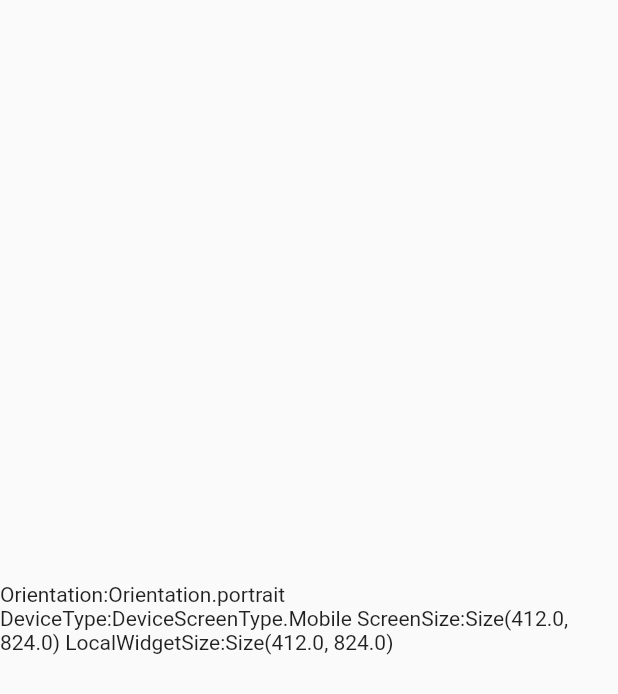
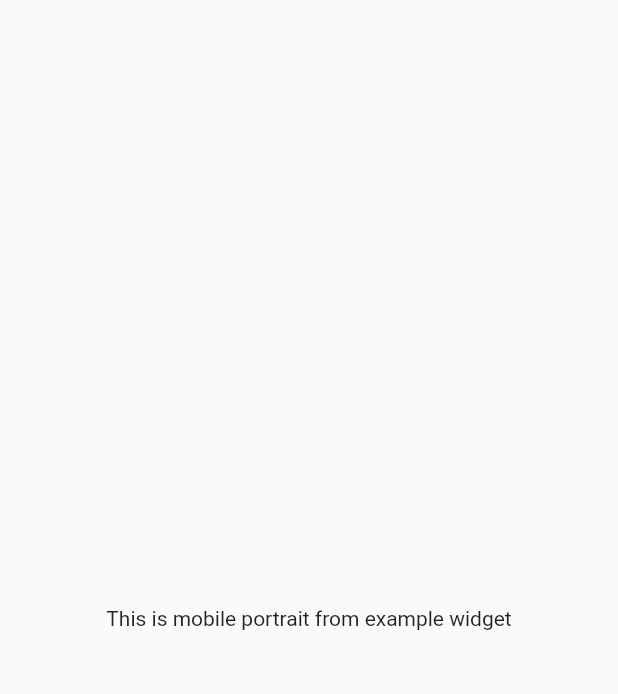
Before and after one commit to aashir-khan/word_branches, a Flutter app: the screen it shows after launch, on a phone screen of 412 x 824 dp. Shown: the top 694 px of the screen. Run offline on Flutter 3.47's test engine with Material 2 defaults, Android fonts, the phone set to English and light mode, and no system bars; our stand-ins replace device_preview, get_it.

Commit message:
* Added path_provider_fde package to be able to view desktop simulated devices * Added orientation_layout and screen_type_layout widget builders for advancing in goal of having responsive architecture * Removed orientation property from sizing_information * Switched to using `shortestSide` instead of `width` and `height` to determine screen device screen_type_layout * Added in dummy responsive home view and dummy responsive example widget

```diff
--- a/lib/main.dart
+++ b/lib/main.dart
@@ -5,7 +5,7 @@ import 'core/services/navigation_service.dart';
 import 'lifecycle_manager.dart';
 import 'locator.dart';
 import 'ui/router.dart' as router;
-import 'ui/views/home_view.dart';
+import 'ui/views/home/home_view.dart';
 
 void main() {
   setupLocator();
--- /dev/null
+++ b/lib/responsive/orientation_layout.dart
@@ -0,0 +1,21 @@
+import 'package:flutter/material.dart';
+
+class OrientationLayout extends StatelessWidget {
+  final Widget landscape;
+  final Widget portrait;
+  const OrientationLayout({
+    Key key,
+    this.landscape,
+    this.portrait,
+  }) : super(key: key);
+
+  @override
+  Widget build(BuildContext context) {
+    var orientation = MediaQuery.of(context).orientation;
+    if (orientation == Orientation.landscape) {
+      return landscape ?? portrait;
+    }
+
+    return portrait;
+  }
+}
--- a/lib/ui/widgets/base_responsive_widget.dart
+++ b/lib/responsive/responsive_builder.dart
@@ -1,20 +1,19 @@
-import '../../utils/ui_utils.dart';
+import '../utils/ui_utils.dart';
 import 'package:flutter/material.dart';
 
-import '../sizing_information.dart';
+import 'sizing_information.dart';
 
-class BaseResponsiveWidget extends StatelessWidget {
+class ResponsiveBuilder extends StatelessWidget {
   final Widget Function(
       BuildContext context, SizingInformation sizingInformation) builder;
-  const BaseResponsiveWidget({Key key, this.builder}) : super(key: key);
+  const ResponsiveBuilder({Key key, this.builder}) : super(key: key);
 
   Widget build(BuildContext context) {
     var mediaQuery = MediaQuery.of(context);
 
     return LayoutBuilder(builder: (context, boxSizing) {
       var sizingInformation = SizingInformation(
-        orientation: mediaQuery.orientation,
-        deviceType: getDeviceType(mediaQuery),
+        deviceScreenType: getDeviceType(mediaQuery),
         screenSize: mediaQuery.size,
         localWidgetSize: Size(boxSizing.maxWidth, boxSizing.maxHeight),
       );
--- /dev/null
+++ b/lib/responsive/screen_type_layout.dart
@@ -0,0 +1,37 @@
+import '../core/enums/device_screen_type.dart';
+import 'package:flutter/material.dart';
+
+import 'responsive_builder.dart';
+
+class ScreenTypeLayout extends StatelessWidget {
+  final Widget mobile;
+  final Widget tablet;
+  final Widget desktop;
+  const ScreenTypeLayout({
+    Key key,
+    this.mobile,
+    this.tablet,
+    this.desktop,
+  }) : super(key: key);
+
+  @override
+  Widget build(BuildContext context) {
+    return ResponsiveBuilder(
+      builder: (context, sizingInformation) {
+        if (sizingInformation.deviceScreenType == DeviceScreenType.Tablet) {
+          if (tablet != null) {
+            return tablet;
+          }
+        }
+
+        if (sizingInformation.deviceScreenType == DeviceScreenType.Desktop) {
+          if (desktop != null) {
+            return desktop;
+          }
+        }
+
+        return mobile;
+      },
+    );
+  }
+}
--- a/lib/ui/sizing_information.dart
+++ b/lib/responsive/sizing_information.dart
@@ -2,20 +2,18 @@ import '../core/enums/device_screen_type.dart';
 import 'package:flutter/widgets.dart';
 
 class SizingInformation {
-  final Orientation orientation;
-  final DeviceScreenType deviceType;
+  final DeviceScreenType deviceScreenType;
   final Size screenSize;
   final Size localWidgetSize;
 
   SizingInformation({
-    this.orientation,
-    this.deviceType,
+    this.deviceScreenType,
     this.screenSize,
     this.localWidgetSize,
   });
 
   @override
   String toString() {
-    return 'Orientation:$orientation DeviceType:$deviceType ScreenSize:$screenSize LocalWidgetSize:$localWidgetSize';
+    return 'DeviceScreenType:$deviceScreenType ScreenSize:$screenSize LocalWidgetSize:$localWidgetSize';
   }
 }
--- a/lib/ui/router.dart
+++ b/lib/ui/router.dart
@@ -1,7 +1,7 @@
 import 'package:flutter/material.dart';
 
 import '../core/constants/routes_path.dart' as routes;
-import 'views/home_view.dart';
+import 'views/home/home_view.dart';
 
 Route<dynamic> generateRoute(RouteSettings settings) {
   switch (settings.name) {
--- /dev/null
+++ b/lib/ui/views/home/home_view.dart
@@ -0,0 +1,21 @@
+import '../../../responsive/orientation_layout.dart';
+import '../../../responsive/screen_type_layout.dart';
+import 'package:flutter/material.dart';
+
+import 'home_view_mobile.dart';
+import 'home_view_tablet.dart';
+
+class HomeView extends StatelessWidget {
+  HomeView({Key key}) : super(key: key);
+
+  @override
+  Widget build(BuildContext context) {
+    return ScreenTypeLayout(
+      mobile: OrientationLayout(
+        portrait: HomeMobilePortrait(),
+        landscape: HomeMobileLandscape(),
+      ),
+      tablet: HomeViewTablet(),
+    );
+  }
+}
--- /dev/null
+++ b/lib/ui/views/home/home_view_mobile.dart
@@ -0,0 +1,24 @@
+import '../../widgets/example/example_mobile.dart';
+
+/// Contains the widgets that will be used for Mobile layout of home,
+/// portrait and landscape
+
+import 'package:flutter/material.dart';
+
+class HomeMobilePortrait extends StatelessWidget {
+  HomeMobilePortrait({Key key}) : super(key: key);
+
+  @override
+  Widget build(BuildContext context) {
+    return Scaffold(body: ExampleMobilePortrait());
+  }
+}
+
+class HomeMobileLandscape extends StatelessWidget {
+  const HomeMobileLandscape({Key key}) : super(key: key);
+
+  @override
+  Widget build(BuildContext context) {
+    return Scaffold(body: ExampleMobileLandscape());
+  }
+}
--- /dev/null
+++ b/lib/ui/views/home/home_view_tablet.dart
@@ -0,0 +1,17 @@
+import 'package:flutter/material.dart';
+
+import '../../widgets/example/example_tablet.dart';
+
+class HomeViewTablet extends StatelessWidget {
+  const HomeViewTablet({Key key}) : super(key: key);
+
+  @override
+  Widget build(BuildContext context) {
+    var orientation = MediaQuery.of(context).orientation;
+    return Scaffold(
+      body: orientation == Orientation.landscape
+          ? ExampleTabletLandscape()
+          : ExampleTabletPortrait(),
+    );
+  }
+}
--- a/lib/ui/views/home_view.dart
+++ /dev/null
@@ -1,17 +0,0 @@
-import 'package:flutter/material.dart';
-
-import '../widgets/base_responsive_widget.dart';
-
-class HomeView extends StatelessWidget {
-  const HomeView({Key key}) : super(key: key);
-
-  @override
-  Widget build(BuildContext context) {
-    return BaseResponsiveWidget(builder: (context, sizingInformation) {
-      return Scaffold(
-          body: Center(
-        child: Text(sizingInformation.toString()),
-      ));
-    });
-  }
-}
--- /dev/null
+++ b/lib/ui/widgets/example/example.dart
@@ -0,0 +1,24 @@
+import 'package:flutter/material.dart';
+
+import '../../../responsive/orientation_layout.dart';
+import '../../../responsive/screen_type_layout.dart';
+import 'example_mobile.dart';
+import 'example_tablet.dart';
+
+class HomeView extends StatelessWidget {
+  HomeView({Key key}) : super(key: key);
+
+  @override
+  Widget build(BuildContext context) {
+    return ScreenTypeLayout(
+      mobile: OrientationLayout(
+        portrait: ExampleMobilePortrait(),
+        landscape: ExampleMobileLandscape(),
+      ),
+      tablet: OrientationLayout(
+        portrait: ExampleTabletPortrait(),
+        landscape: ExampleTabletLandscape(),
+      ),
+    );
+  }
+}
--- /dev/null
+++ b/lib/ui/widgets/example/example_mobile.dart
@@ -0,0 +1,23 @@
+import 'package:flutter/material.dart';
+
+class ExampleMobilePortrait extends StatelessWidget {
+  @override
+  Widget build(BuildContext context) {
+    return Container(
+      child: Center(
+        child: Text('This is mobile portrait from example widget'),
+      ),
+    );
+  }
+}
+
+class ExampleMobileLandscape extends StatelessWidget {
+  @override
+  Widget build(BuildContext context) {
+    return Container(
+      child: Center(
+        child: Text('This is mobile landscape from example widget'),
+      ),
+    );
+  }
+}
--- /dev/null
+++ b/lib/ui/widgets/example/example_tablet.dart
@@ -0,0 +1,23 @@
+import 'package:flutter/material.dart';
+
+class ExampleTabletPortrait extends StatelessWidget {
+  @override
+  Widget build(BuildContext context) {
+    return Container(
+      child: Center(
+        child: Text('This is tablet portrait from example widget'),
+      ),
+    );
+  }
+}
+
+class ExampleTabletLandscape extends StatelessWidget {
+  @override
+  Widget build(BuildContext context) {
+    return Container(
+      child: Center(
+        child: Text('This is tablet landscape from example widget'),
+      ),
+    );
+  }
+}
--- a/lib/utils/ui_utils.dart
+++ b/lib/utils/ui_utils.dart
@@ -3,15 +3,7 @@ import 'package:flutter/material.dart';
 import '../core/enums/device_screen_type.dart';
 
 DeviceScreenType getDeviceType(MediaQueryData mediaQuery) {
-  var orientation = mediaQuery.orientation;
-
-  double deviceWidth = 0;
-
-  if (orientation == Orientation.landscape) {
-    deviceWidth = mediaQuery.size.height;
-  } else {
-    deviceWidth = mediaQuery.size.width;
-  }
+  double deviceWidth = mediaQuery.size.shortestSide;
 
   if (deviceWidth > 950) {
     return DeviceScreenType.Desktop;
--- a/pubspec.yaml
+++ b/pubspec.yaml
@@ -22,7 +22,11 @@ dependencies:
   provider: ^3.2.0
   http: ^0.12.0+2
   get_it: ^3.0.3
-  device_preview: ^0.2.6
+  device_preview:
+  path_provider_fde:
+    git:
+      url: https://github.com/GreenAppers/cruzall-desktop/
+      path: plugins/flutter_plugins/path_provider_fde
 
   # The following adds the Cupertino Icons font to your application.
   # Use with the CupertinoIcons class for iOS style icons.
```
Also changed, not shown: pubspec.lock.
